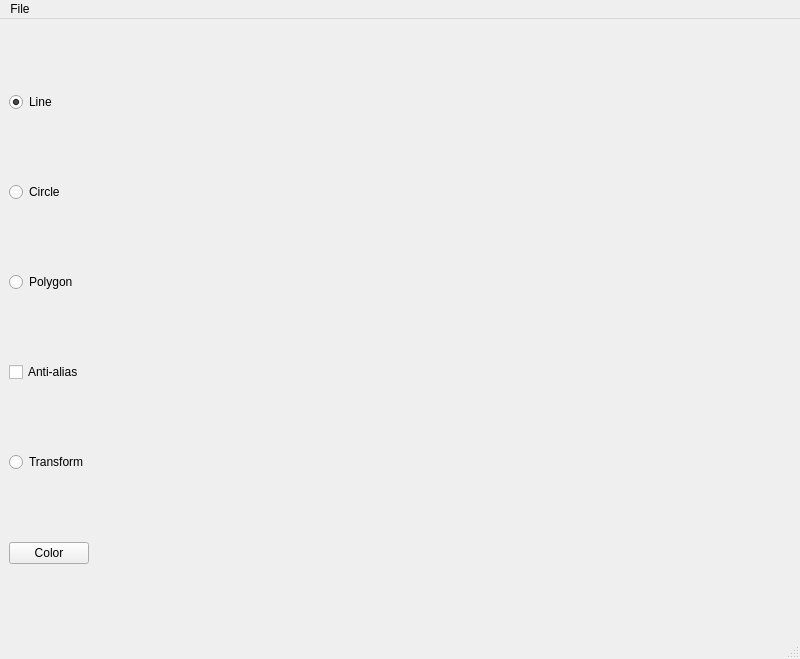
First picture: the form in mainwindow.ui, repository radieus/triangles-and-squares, before the edit.
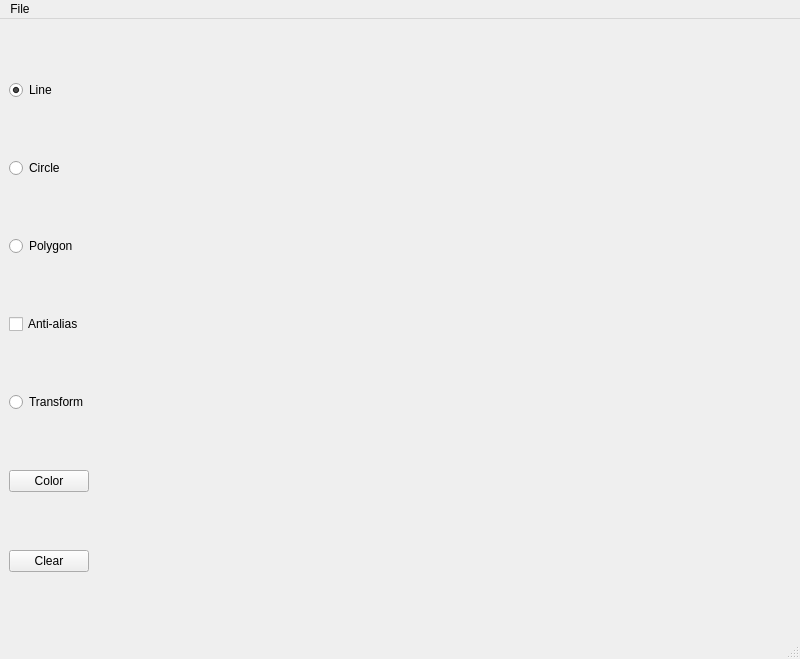
Second picture: the form after the edit.

Commit message: Add clear funtionality

What changed in the file:
```diff
--- a/mainwindow.ui
+++ b/mainwindow.ui
@@ -84,6 +84,13 @@
         </property>
        </widget>
       </item>
+      <item>
+       <widget class="QPushButton" name="clearButton">
+        <property name="text">
+         <string>Clear</string>
+        </property>
+       </widget>
+      </item>
      </layout>
     </item>
    </layout>
```
The commit also changes 8 other files.
